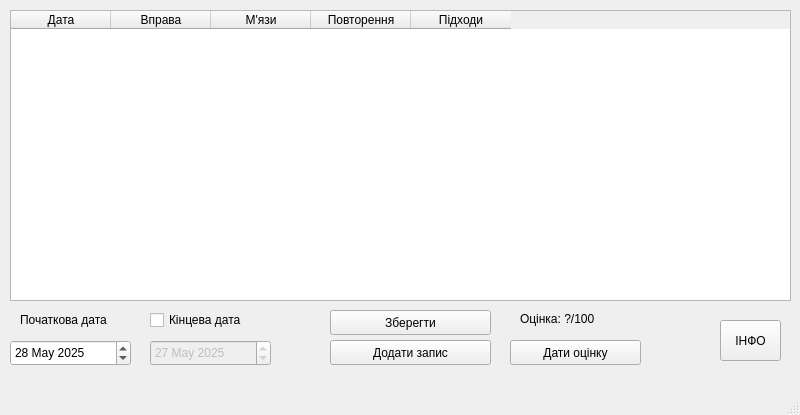
Before: the Qt Designer form workoutwindow.ui in Stalkeroid13/Health_statistic, drawn with Qt 5.
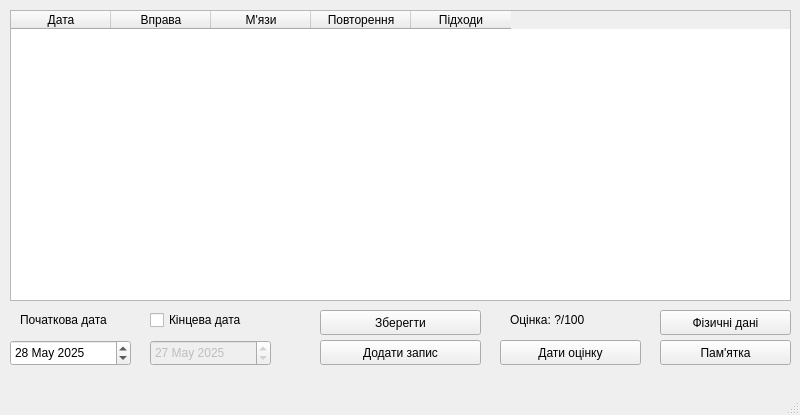
After: the same form once the commit is applied.

Commit message: Додав форму для фізичних параметрів

Patch:
```diff
--- a/workoutwindow.ui
+++ b/workoutwindow.ui
@@ -64,7 +64,7 @@
    <widget class="QPushButton" name="addButton">
     <property name="geometry">
      <rect>
-      <x>330</x>
+      <x>320</x>
       <y>340</y>
       <width>161</width>
       <height>25</height>
@@ -97,7 +97,7 @@
    <widget class="QPushButton" name="saveButton">
     <property name="geometry">
      <rect>
-      <x>330</x>
+      <x>320</x>
       <y>310</y>
       <width>161</width>
       <height>25</height>
@@ -159,9 +159,9 @@
    <widget class="QPushButton" name="evaluateButton">
     <property name="geometry">
      <rect>
-      <x>510</x>
+      <x>500</x>
       <y>340</y>
-      <width>131</width>
+      <width>141</width>
       <height>25</height>
      </rect>
     </property>
@@ -172,10 +172,10 @@
    <widget class="QLabel" name="label_score">
     <property name="geometry">
      <rect>
-      <x>520</x>
+      <x>510</x>
       <y>310</y>
-      <width>111</width>
-      <height>17</height>
+      <width>121</width>
+      <height>20</height>
      </rect>
     </property>
     <property name="text">
@@ -185,14 +185,27 @@
    <widget class="QPushButton" name="helpButton">
     <property name="geometry">
      <rect>
-      <x>720</x>
-      <y>320</y>
-      <width>61</width>
-      <height>41</height>
+      <x>660</x>
+      <y>340</y>
+      <width>131</width>
+      <height>25</height>
      </rect>
     </property>
     <property name="text">
-     <string>ІНФО</string>
+     <string>Пам'ятка</string>
+    </property>
+   </widget>
+   <widget class="QPushButton" name="openProfileButton">
+    <property name="geometry">
+     <rect>
+      <x>660</x>
+      <y>310</y>
+      <width>131</width>
+      <height>25</height>
+     </rect>
+    </property>
+    <property name="text">
+     <string>Фізичні дані</string>
     </property>
    </widget>
   </widget>
```
Left out of the diff: 4 changed lines with no effect on the pictures. The commit also changes 6 other files.
